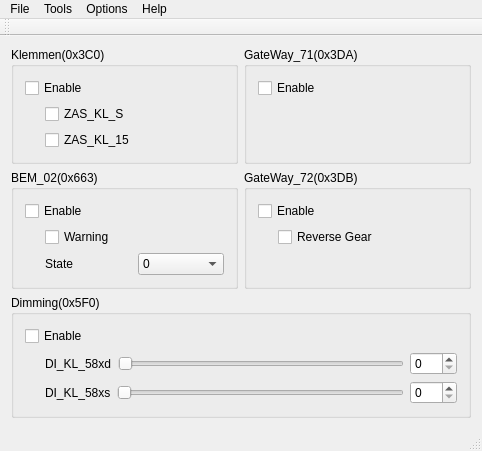
f0ghua/ecuEmulator, file main/ui/mainwindow.ui: the form before one commit.
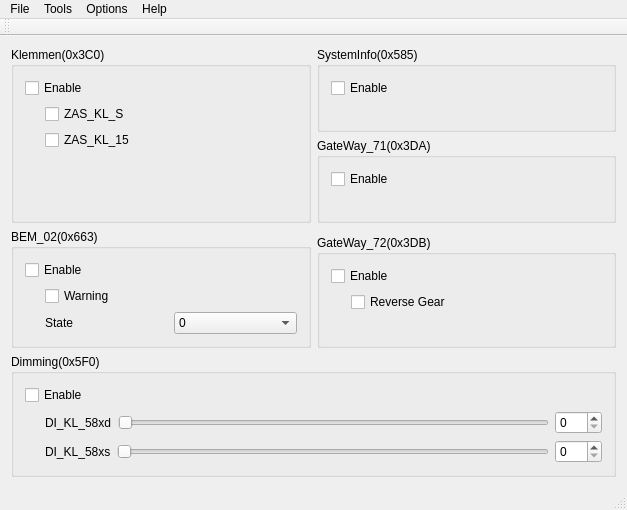
The form after the commit.

Diff of the .ui file:
```diff
--- a/main/ui/mainwindow.ui
+++ b/main/ui/mainwindow.ui
@@ -6,8 +6,8 @@
    <rect>
     <x>0</x>
     <y>0</y>
-    <width>482</width>
-    <height>400</height>
+    <width>627</width>
+    <height>463</height>
    </rect>
   </property>
   <property name="windowTitle">
@@ -15,7 +15,9 @@
   </property>
   <widget class="QWidget" name="centralWidget">
    <layout class="QGridLayout" name="gridLayout_2">
-    <item row="0" column="0">
+    <item row="0" column="0" colspan="2">
+     <layout class="QHBoxLayout" name="horizontalLayout_8">
+      <item>
      <widget class="QGroupBox" name="groupBox">
       <property name="title">
        <string>Klemmen(0x3C0)</string>
@@ -94,10 +96,69 @@
          </item>
         </layout>
        </item>
+         <item>
+          <spacer name="verticalSpacer_4">
+           <property name="orientation">
+            <enum>Qt::Vertical</enum>
+           </property>
+           <property name="sizeHint" stdset="0">
+            <size>
+             <width>20</width>
+             <height>40</height>
+            </size>
+           </property>
+          </spacer>
+         </item>
       </layout>
      </widget>
     </item>
-    <item row="0" column="1">
+      <item>
+       <layout class="QVBoxLayout" name="verticalLayout_6">
+        <item>
+         <widget class="QGroupBox" name="groupBox_6">
+          <property name="title">
+           <string>SystemInfo(0x585)</string>
+          </property>
+          <layout class="QVBoxLayout" name="verticalLayout_5">
+           <item>
+            <widget class="QCheckBox" name="cbEnable0x585">
+             <property name="sizePolicy">
+              <sizepolicy hsizetype="Preferred" vsizetype="Preferred">
+               <horstretch>0</horstretch>
+               <verstretch>0</verstretch>
+              </sizepolicy>
+             </property>
+             <property name="text">
+              <string>Enable</string>
+             </property>
+             <property name="iconSize">
+              <size>
+               <width>50</width>
+               <height>26</height>
+              </size>
+             </property>
+            </widget>
+           </item>
+           <item>
+            <spacer name="verticalSpacer_3">
+             <property name="orientation">
+              <enum>Qt::Vertical</enum>
+             </property>
+             <property name="sizeType">
+              <enum>QSizePolicy::Fixed</enum>
+             </property>
+             <property name="sizeHint" stdset="0">
+              <size>
+               <width>20</width>
+               <height>20</height>
+              </size>
+             </property>
+            </spacer>
+           </item>
+          </layout>
+         </widget>
+        </item>
+        <item>
      <widget class="QGroupBox" name="groupBox_3">
       <property name="title">
        <string>GateWay_71(0x3DA)</string>
@@ -127,10 +188,13 @@
          <property name="orientation">
           <enum>Qt::Vertical</enum>
          </property>
+             <property name="sizeType">
+              <enum>QSizePolicy::Fixed</enum>
+             </property>
          <property name="sizeHint" stdset="0">
           <size>
            <width>20</width>
-           <height>40</height>
+               <height>20</height>
           </size>
          </property>
         </spacer>
@@ -138,7 +202,11 @@
       </layout>
      </widget>
     </item>
-    <item row="1" column="0">
+       </layout>
+      </item>
+     </layout>
+    </item>
+    <item row="1" column="0" rowspan="2">
      <widget class="QGroupBox" name="groupBox_2">
       <property name="title">
        <string>BEM_02(0x663)</string>
@@ -261,10 +329,23 @@
          </item>
         </layout>
        </item>
+       <item>
+        <spacer name="verticalSpacer_5">
+         <property name="orientation">
+          <enum>Qt::Vertical</enum>
+         </property>
+         <property name="sizeHint" stdset="0">
+          <size>
+           <width>20</width>
+           <height>40</height>
+          </size>
+         </property>
+        </spacer>
+       </item>
       </layout>
      </widget>
     </item>
-    <item row="1" column="1">
+    <item row="2" column="1">
      <widget class="QGroupBox" name="groupBox_4">
       <property name="title">
        <string>GateWay_72(0x3DB)</string>
@@ -332,7 +413,7 @@
       </layout>
      </widget>
     </item>
-    <item row="2" column="0" colspan="2">
+    <item row="3" column="0" colspan="2">
      <widget class="QGroupBox" name="groupBox_5">
       <property name="title">
        <string>Dimming(0x5F0)</string>
@@ -455,8 +536,8 @@
     <rect>
      <x>0</x>
      <y>0</y>
-     <width>482</width>
-     <height>17</height>
+     <width>627</width>
+     <height>23</height>
     </rect>
    </property>
    <widget class="QMenu" name="menuFile">
```
Lines whose indentation alone changed are shown as unchanged.
